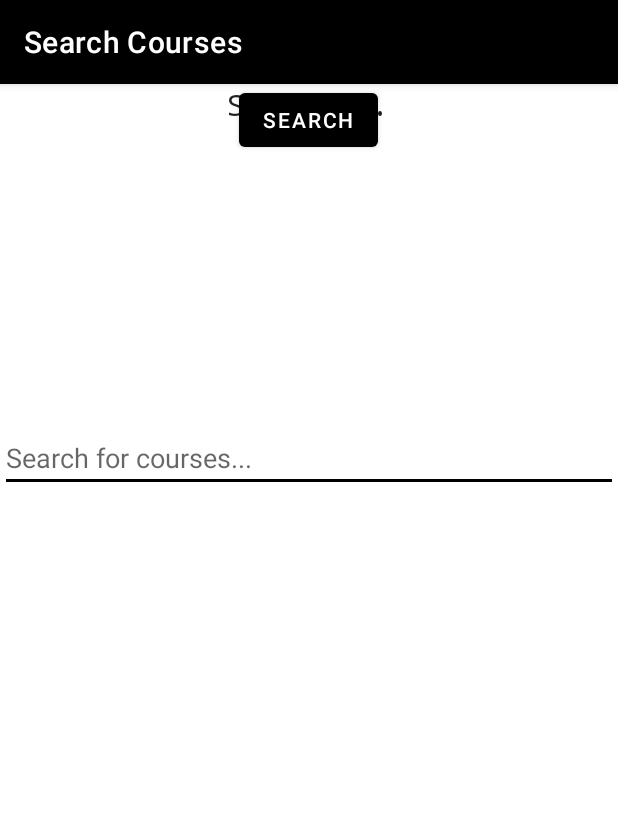
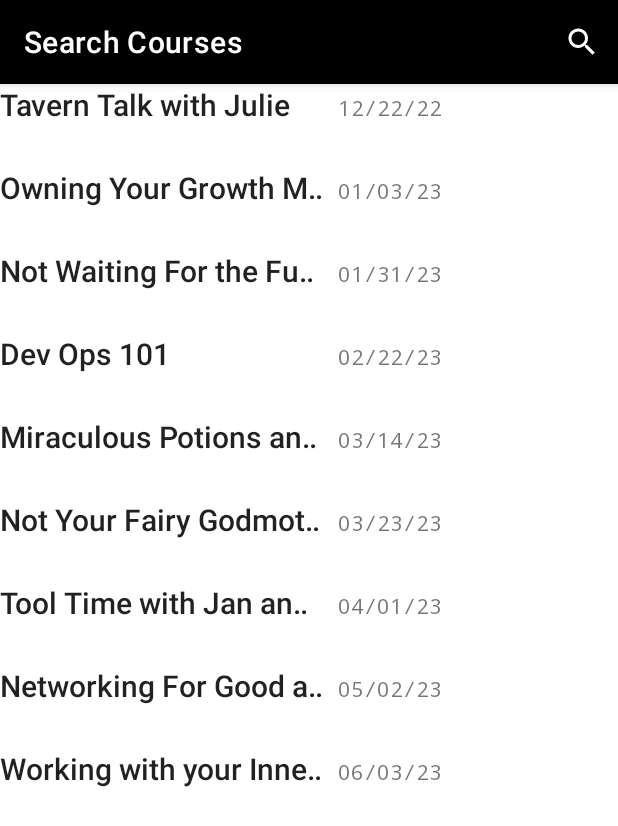
Before and after one commit to Parrotastic/LevelUp_Gaming_College_Scheduler, an Android app: the SearchActivity screen opened directly, with no data from a screen before it, on a phone screen of 412 x 824 dp. Shown: the top 826 px of the screen. Run offline under Robolectric (Android 15) with nearby library versions, the light colour scheme and no system bars; our stand-ins replace Room's generated code; 1 statement that could not run was skipped.

Commit message:
Completed search function! Works now!

```diff
--- /dev/null
+++ b/app/src/main/java/com/lukavalentine/databaseapp/Entities/EventEntity.java
@@ -0,0 +1,37 @@
+package com.lukavalentine.databaseapp.Entities;
+
+public class EventEntity {
+    private String EventName;
+    private String EventDate;
+
+    public EventEntity(String eventName, String eventDate) {
+        this.EventName = eventName;
+        this.EventDate = eventDate;
+    }
+
+
+
+    @Override
+    public String toString() {
+        return "EventEntity{" +
+                "EventName='" + EventName + '\'' +
+                ", EventDate='" + EventDate + '\'' +
+                '}';
+    }
+
+    public String getEventName() {
+        return EventName;
+    }
+
+    public void setEventName(String eventName) {
+        EventName = eventName;
+    }
+
+    public String getEventDate() {
+        return EventDate;
+    }
+
+    public void setEventDate(String eventDate) {
+        EventDate = eventDate;
+    }
+}
--- a/app/src/main/java/com/lukavalentine/databaseapp/UI/CourseAdapter.java
+++ b/app/src/main/java/com/lukavalentine/databaseapp/UI/CourseAdapter.java
@@ -15,20 +15,23 @@ import androidx.recyclerview.widget.RecyclerView;
 import com.lukavalentine.databaseapp.Entities.CourseEntity;
 import com.lukavalentine.databaseapp.R;
 
+import java.lang.reflect.Array;
 import java.util.ArrayList;
 import java.util.List;
 import java.util.Locale;
 
-public class CourseAdapter extends RecyclerView.Adapter<CourseAdapter.CourseViewHolder> {
+public class CourseAdapter extends RecyclerView.Adapter<CourseAdapter.CourseViewHolder>{
 
     private final Context context;
     private final LayoutInflater mInflater;
     private List<CourseEntity> mCourses;
     private List<CourseEntity> mfilteredCourses;
 
+
     public CourseAdapter(Context context) {
         mInflater = LayoutInflater.from(context);
         this.context = context;
+
     }
 
     @NonNull
@@ -62,7 +65,45 @@ public class CourseAdapter extends RecyclerView.Adapter<CourseAdapter.CourseView
         else return 0;
     }
 
-
+//    @Override
+//    public Filter getFilter() {
+//        return searchFilter;
+//    }
+//
+//    private final Filter searchFilter = new Filter() {
+//        @Override
+//        protected FilterResults performFiltering(CharSequence constraint) {
+//            ArrayList<CourseEntity> filteredSearchList = new ArrayList<>();
+//            if(constraint == null || constraint.length() == 0){
+//                filteredSearchList.addAll(courseArrayListFull);
+//            } else{
+//                String filterPattern = constraint.toString().toLowerCase(Locale.ROOT).trim();
+//                for (CourseEntity courses : courseArrayListFull){
+//                    if (courses.getCourseName().toLowerCase(Locale.ROOT).contains(filterPattern))
+//                        filteredSearchList.add(courses);
+//                }
+//            }
+//
+//            FilterResults results = new FilterResults();
+//            results.values = filteredSearchList;
+//            results.count = filteredSearchList.size();
+//            return results;
+//        }
+//
+//        @Override
+//        protected void publishResults(CharSequence constraint, FilterResults results) {
+//
+//            courseArrayList.clear();
+//            courseArrayList.addAll((ArrayList)results.values);
+//            notifyDataSetChanged();
+//
+//
+//
+//
+//
+//        }
+//    };
+//
 
     class CourseViewHolder extends RecyclerView.ViewHolder {
         private final TextView courseTextView;
@@ -106,20 +147,20 @@ public class CourseAdapter extends RecyclerView.Adapter<CourseAdapter.CourseView
         notifyDataSetChanged();
     }
 
-    public void searchFilter(String text){
-        mCourses.clear();
-        if(text.isEmpty()){
-            mCourses.addAll(mfilteredCourses);
-        } else{
-            text = text.toLowerCase(Locale.ROOT);
-            for (CourseEntity c: mfilteredCourses){
-                if (c.getCourseName().toLowerCase(Locale.ROOT).contains(text)){
-                    mfilteredCourses.add(c);
-                }
-            }
-        }
-        notifyDataSetChanged();
-    }
+//    public void searchFilter(String text){
+//        mCourses.clear();
+//        if(text.isEmpty()){
+//            mCourses.addAll(mfilteredCourses);
+//        } else{
+//            text = text.toLowerCase(Locale.ROOT);
+//            for (CourseEntity c: mfilteredCourses){
+//                if (c.getCourseName().toLowerCase(Locale.ROOT).contains(text)){
+//                    mfilteredCourses.add(c);
+//                }
+//            }
+//        }
+//        notifyDataSetChanged();
+//    }
 
 
 }
--- a/app/src/main/java/com/lukavalentine/databaseapp/UI/SearchActivity.java
+++ b/app/src/main/java/com/lukavalentine/databaseapp/UI/SearchActivity.java
@@ -1,8 +1,11 @@
 package com.lukavalentine.databaseapp.UI;
 
 import android.os.Bundle;
+import android.view.Menu;
+import android.view.MenuItem;
 import android.view.View;
 import android.widget.EditText;
+import android.widget.SearchView;
 
 import androidx.annotation.Nullable;
 import androidx.appcompat.app.AppCompatActivity;
@@ -11,6 +14,7 @@ import androidx.recyclerview.widget.RecyclerView;
 
 import com.lukavalentine.databaseapp.Database.Repository;
 import com.lukavalentine.databaseapp.Entities.CourseEntity;
+import com.lukavalentine.databaseapp.Entities.EventEntity;
 import com.lukavalentine.databaseapp.R;
 
 import java.util.ArrayList;
@@ -20,57 +24,139 @@ public class SearchActivity extends AppCompatActivity {
 
 
 
-    private Repository repository;
-    private CourseAdapter searchCourseAdapter;
-    public static int numCourses;
+    Repository Repository;
+    ArrayList<EventEntity> eventsArrayList;
+    SearchAdapter searchAdapter;
+    RecyclerView recyclerView;
+    String[] eventsName;
+    String[] eventsDate;
 
-    EditText courseSearch;
+
+
 
     @Override
     protected void onCreate(@Nullable Bundle savedInstanceState) {
+        //Thinking about doing something more simplistic like listing events rather
+        //than trying to pull courses...
+
         super.onCreate(savedInstanceState);
         setContentView(R.layout.activity_search);
 
-        courseSearch = findViewById(R.id.searchEditText);
 
 
-//
+        //courseSearch = findViewById(R.id.searchEditText);
+        Repository = new Repository(getApplication());
+        //Repository.getAllCourses();
+        recyclerView = findViewById(R.id.searchRecyclerView);
+        recyclerView.setLayoutManager(new LinearLayoutManager(this));
+        recyclerView.setHasFixedSize(true);
+        //searchCourseAdapter.setWords(Repository.getAllCourses());
+
+        //courseArrayList = new ArrayList<CourseEntity>();
+        eventsArrayList = new ArrayList<EventEntity>();
+
+
+        eventsName = new String[]{
+                "Tavern Talk with Julie",
+                "Owning Your Growth Mentality",
+                "Not Waiting For the Future",
+                "Dev Ops 101",
+                "Miraculous Potions and Battle Systems",
+                "Not Your Fairy Godmother: Write Your Own Vivid Characters",
+                "Tool Time with Jan and Bob",
+                "Networking For Good and Evil",
+                "Working with your Inner Introvert",
+        };
+
+        eventsDate = new String[]{
+          "12/22/22",
+          "01/03/23",
+          "01/31/23",
+          "02/22/23",
+          "03/14/23",
+          "03/23/23",
+          "04/01/23",
+          "05/02/23",
+          "06/03/23"
+        };
+
+
+        getData();
+
+
 
 
 
 
     }
 
-    public void searchForCourses(View view) {
-        repository = new Repository(getApplication());
-        //Not sure if below is needed
-        //List<CourseEntity> allCourses = repository.getAllCourses();
+    private void getData() {
 
-        RecyclerView recyclerView = findViewById(R.id.searchRecyclerView);
-        final CourseAdapter adapter = new CourseAdapter(this);
-        recyclerView.setAdapter(adapter);
+        for (int i= 0;i<eventsName.length;i++){
+            EventEntity events = new EventEntity(eventsName[i], eventsDate[i]);
+            eventsArrayList.add(events);
 
-        recyclerView.setLayoutManager(new LinearLayoutManager(this));
+        }
 
-//        String courseSearch1 = courseSearch.getText().toString();
-//        ArrayList<String> filteredCourses = new ArrayList();
-//
-//        ArrayList<String> strings = new ArrayList<String>();
-//        strings.add("String1");
-//        strings.add("String2");
-//        strings.add("String3");
-//        strings.add("String4");
-//        strings.add("String5");
-//
-//
-//
-//        for (int i = 0; i < 5; i++) {
-//            if (strings.get(i) == courseSearch1) filteredCourses.add(strings.get(i));
-//
-//        }
-//        numCourses = filteredCourses.size();
-
-        //adapter.setWords(filteredCourses);
+        searchAdapter = new SearchAdapter(this, eventsArrayList);
+        recyclerView.setAdapter(searchAdapter);
+        searchAdapter.notifyDataSetChanged();
     }
 
+    @Override
+    public boolean onCreateOptionsMenu(Menu menu) {
+        getMenuInflater().inflate(R.menu.search_menu, menu);
+        MenuItem menuItem = menu.findItem(R.id.search_events);
+        SearchView searchView = (SearchView) menuItem.getActionView();
+        searchView.setMaxWidth(Integer.MAX_VALUE);
+        searchView.setQueryHint("Search for events!");
+        searchView.setOnQueryTextListener(new SearchView.OnQueryTextListener() {
+            @Override
+            public boolean onQueryTextSubmit(String query) {
+                return false;
+            }
+
+            @Override
+            public boolean onQueryTextChange(String newText) {
+                searchAdapter.getFilter().filter(newText);
+                return false;
+            }
+        });
+
+
+        return super.onCreateOptionsMenu(menu);
+    }
+
+//    public void searchForCourses(View view) {
+//        repository = new Repository(getApplication());
+//        //Not sure if below is needed
+//        //List<CourseEntity> allCourses = repository.getAllCourses();
+//
+//        RecyclerView recyclerView = findViewById(R.id.searchRecyclerView);
+//        final CourseAdapter adapter = new CourseAdapter(this);
+//        recyclerView.setAdapter(adapter);
+//
+//        recyclerView.setLayoutManager(new LinearLayoutManager(this));
+//
+////        String courseSearch1 = courseSearch.getText().toString();
+////        ArrayList<String> filteredCourses = new ArrayList();
+////
+////        ArrayList<String> strings = new ArrayList<String>();
+////        strings.add("String1");
+////        strings.add("String2");
+////        strings.add("String3");
+////        strings.add("String4");
+////        strings.add("String5");
+////
+////
+////
+////        for (int i = 0; i < 5; i++) {
+////            if (strings.get(i) == courseSearch1) filteredCourses.add(strings.get(i));
+////
+////        }
+////        numCourses = filteredCourses.size();
+//
+//        //adapter.setWords(filteredCourses);
+//    }
+
 }
--- /dev/null
+++ b/app/src/main/java/com/lukavalentine/databaseapp/UI/SearchAdapter.java
@@ -0,0 +1,106 @@
+package com.lukavalentine.databaseapp.UI;
+
+import android.content.Context;
+import android.provider.CalendarContract;
+import android.view.LayoutInflater;
+import android.view.View;
+import android.view.ViewGroup;
+import android.widget.Filter;
+import android.widget.Filterable;
+import android.widget.TextView;
+
+import androidx.annotation.NonNull;
+import androidx.recyclerview.widget.RecyclerView;
+
+import com.lukavalentine.databaseapp.Entities.EventEntity;
+import com.lukavalentine.databaseapp.R;
+
+import java.util.ArrayList;
+import java.util.Locale;
+
+public class SearchAdapter extends RecyclerView.Adapter<SearchAdapter.SearchViewHolder> implements Filterable {
+    private final Context context;
+    private final LayoutInflater mInflater;
+    ArrayList<EventEntity> eventsArrayList;
+    ArrayList<EventEntity> eventsArrayListFull;
+
+
+
+    public SearchAdapter(Context context, ArrayList<EventEntity> eventsArrayList){
+        mInflater = LayoutInflater.from(context);
+        this.context = context;
+        this.eventsArrayListFull = eventsArrayList;
+        this.eventsArrayList = new ArrayList<>(eventsArrayListFull);
+    }
+
+    @NonNull
+    @Override
+    public SearchViewHolder onCreateViewHolder(@NonNull ViewGroup parent, int viewType) {
+        View itemView = mInflater.inflate(R.layout.search_list_item, parent, false);
+        return new SearchViewHolder(itemView);
+    }
+
+    @Override
+    public void onBindViewHolder(@NonNull SearchViewHolder holder, int position) {
+        EventEntity events = eventsArrayList.get(position);
+        holder.searchListTextView.setText(events.getEventName());
+        holder.searchListTextView2.setText(events.getEventDate());
+
+
+
+    }
+
+    @Override
+    public int getItemCount() {
+        return eventsArrayList.size();
+    }
+
+    @Override
+    public Filter getFilter() {
+        return eventsSearchFilter;
+    }
+
+    private final Filter eventsSearchFilter = new Filter() {
+        @Override
+        protected FilterResults performFiltering(CharSequence constraint) {
+            ArrayList<EventEntity> filteredEventsList = new ArrayList<>();
+
+            if(constraint == null || constraint.length() == 0){
+                filteredEventsList.addAll(eventsArrayListFull);
+            } else{
+
+                String filterPattern = constraint.toString().toLowerCase(Locale.ROOT).trim();
+                for (EventEntity events : eventsArrayListFull){
+                    if (events.getEventName().toLowerCase(Locale.ROOT).contains(filterPattern))
+                        filteredEventsList.add(events);
+                }
+            }
+
+            FilterResults results = new FilterResults();
+            results.values = filteredEventsList;
+            results.count = filteredEventsList.size();
+            return results;
+
+        }
+
+        @Override
+        protected void publishResults(CharSequence constraint, FilterResults results) {
+            eventsArrayList.clear();
+            eventsArrayList.addAll((ArrayList) results.values);
+            notifyDataSetChanged();
+
+        }
+    };
+
+    class SearchViewHolder extends RecyclerView.ViewHolder{
+        private final TextView searchListTextView;
+        private final TextView searchListTextView2;
+        private final TextView searchListTextView3;
+       public SearchViewHolder(@NonNull View itemView) {
+           super(itemView);
+           searchListTextView = itemView.findViewById(R.id.searchListTextView);
+           searchListTextView2 = itemView.findViewById(R.id.searchListTextView2);
+           searchListTextView3 = itemView.findViewById(R.id.searchListTextView3);
+       }
+   }
+}
--- a/app/src/main/res/layout/activity_search.xml
+++ b/app/src/main/res/layout/activity_search.xml
@@ -6,47 +6,10 @@
     android:layout_height="match_parent"
     tools:context=".UI.SearchActivity">
 
-    <TextView
-        android:id="@+id/searchTextView"
-        style="@style/TextAppearance.AppCompat.Title"
-        android:layout_width="wrap_content"
-        android:layout_height="wrap_content"
-        android:fontFamily="monospace"
-        android:text="Search..."
-        app:layout_constraintEnd_toEndOf="parent"
-        app:layout_constraintHorizontal_bias="0.498"
-        app:layout_constraintStart_toStartOf="parent"
-        tools:ignore="MissingConstraints"
-        tools:layout_editor_absoluteY="152dp" />
-
-    <EditText
-        android:id="@+id/searchEditText"
-        android:layout_width="match_parent"
-        android:layout_height="wrap_content"
-        android:hint="Search for courses..."
-        app:layout_constraintBottom_toBottomOf="parent"
-        app:layout_constraintEnd_toEndOf="parent"
-        app:layout_constraintHorizontal_bias="0.0"
-        app:layout_constraintStart_toStartOf="parent"
-        app:layout_constraintTop_toTopOf="parent"
-        app:layout_constraintVertical_bias="0.314" />
-
-    <Button
-        android:id="@+id/searchButton"
-        android:layout_width="wrap_content"
-        android:layout_height="wrap_content"
-        android:onClick="searchForCourses"
-        app:layout_constraintEnd_toEndOf="parent"
-        app:layout_constraintHorizontal_bias="0.498"
-        app:layout_constraintStart_toStartOf="parent"
-        tools:layout_editor_absoluteY="282dp"
-        android:text="Search"
-        tools:ignore="MissingConstraints" />
-
     <androidx.recyclerview.widget.RecyclerView
         android:id="@+id/searchRecyclerView"
         android:layout_width="match_parent"
-        android:layout_height="wrap_content"
+        android:layout_height="match_parent"
         tools:layout_editor_absoluteX="-30dp"
         tools:layout_editor_absoluteY="357dp"
         tools:listitem="@layout/search_list_item"
--- a/app/src/main/res/menu/level_menu.xml
+++ b/app/src/main/res/menu/level_menu.xml
@@ -9,12 +9,7 @@
         app:showAsAction="never"
         />
 
-    <item
-        android:id="@+id/search_Level"
-        android:title="Search..."
-        android:icon="@android:drawable/ic_menu_search"
-        app:showAsAction="ifRoom|collapseActionView"
-        app:actionViewClass="androidx.appcompat.widget.SearchView" />
+
 
 <!--    <item-->
 <!--        android:id="@+id/share_Level"-->
--- /dev/null
+++ b/app/src/main/res/menu/search_menu.xml
@@ -0,0 +1,11 @@
+<?xml version="1.0" encoding="utf-8"?>
+<menu xmlns:android="http://schemas.android.com/apk/res/android"
+    xmlns:app="http://schemas.android.com/apk/res-auto">
+    <item
+        android:id="@+id/search_events"
+        android:title="Search"
+        android:icon="@android:drawable/ic_menu_search"
+        app:showAsAction="always"
+        app:actionViewClass="android.widget.SearchView" />
+
+</menu>
```
